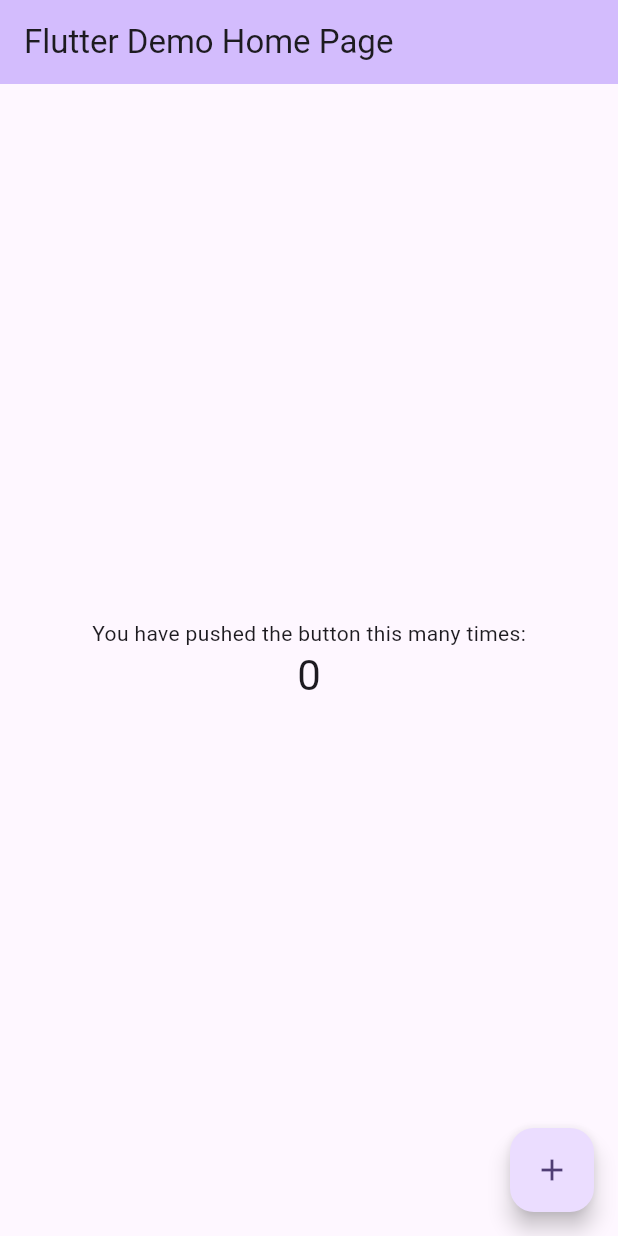
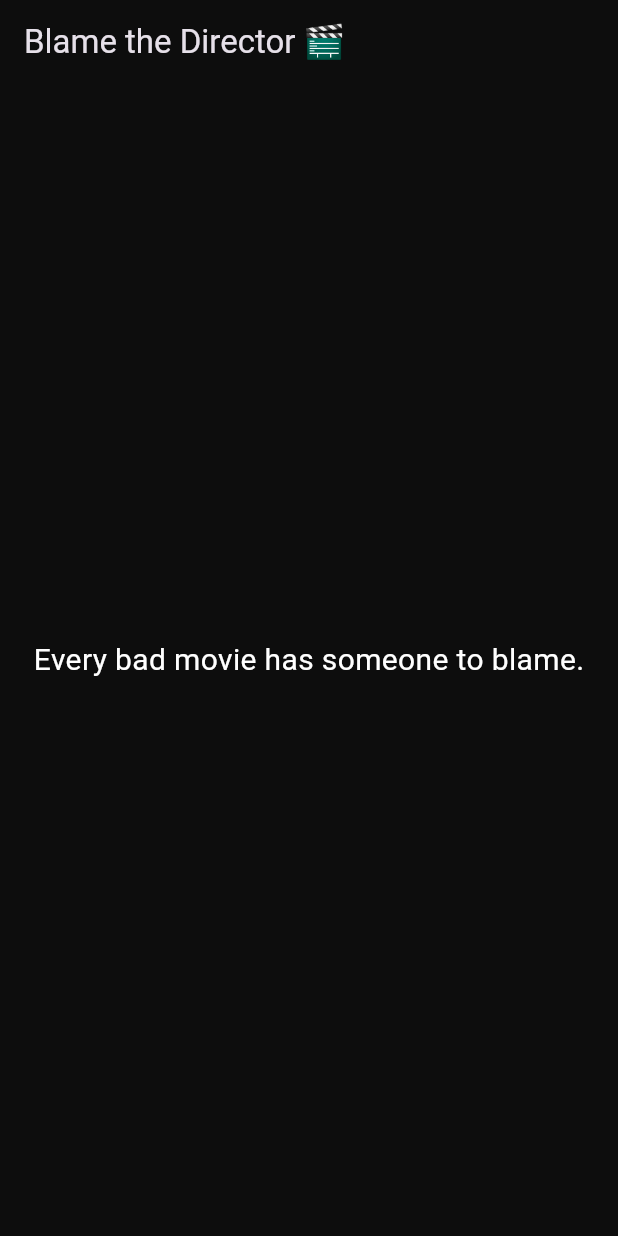
Before and after one commit to YordanosBisrat/Blame-the-Director, a Flutter app: the screen it shows after launch, on a phone screen of 412 x 824 dp. Run offline on Flutter 3.47's test engine with Material 3 defaults, Android fonts, the phone set to English and light mode, and no system bars.

Commit message:
Setup app theme and project structure

```diff
--- a/lib/main.dart
+++ b/lib/main.dart
@@ -1,121 +1,40 @@
 import 'package:flutter/material.dart';
 
 void main() {
-  runApp(const MyApp());
+  runApp(const BlameTheDirectorApp());
 }
 
-class MyApp extends StatelessWidget {
-  const MyApp({super.key});
+class BlameTheDirectorApp extends StatelessWidget {
+  const BlameTheDirectorApp({super.key});
 
-  // This widget is the root of your application.
   @override
   Widget build(BuildContext context) {
     return MaterialApp(
-      title: 'Flutter Demo',
-      theme: ThemeData(
-        // This is the theme of your application.
-        //
-        // TRY THIS: Try running your application with "flutter run". You'll see
-        // the application has a purple toolbar. Then, without quitting the app,
-        // try changing the seedColor in the colorScheme below to Colors.green
-        // and then invoke "hot reload" (save your changes or press the "hot
-        // reload" button in a Flutter-supported IDE, or press "r" if you used
-        // the command line to start the app).
-        //
-        // Notice that the counter didn't reset back to zero; the application
-        // state is not lost during the reload. To reset the state, use hot
-        // restart instead.
-        //
-        // This works for code too, not just values: Most code changes can be
-        // tested with just a hot reload.
-        colorScheme: .fromSeed(seedColor: Colors.deepPurple),
+      debugShowCheckedModeBanner: false,
+      title: 'Blame the Director',
+      theme: ThemeData.dark().copyWith(
+        scaffoldBackgroundColor: const Color(0xFF0D0D0D),
       ),
-      home: const MyHomePage(title: 'Flutter Demo Home Page'),
+      home: const HomePage(),
     );
   }
 }
 
-class MyHomePage extends StatefulWidget {
-  const MyHomePage({super.key, required this.title});
-
-  // This widget is the home page of your application. It is stateful, meaning
-  // that it has a State object (defined below) that contains fields that affect
-  // how it looks.
-
-  // This class is the configuration for the state. It holds the values (in this
-  // case the title) provided by the parent (in this case the App widget) and
-  // used by the build method of the State. Fields in a Widget subclass are
-  // always marked "final".
-
-  final String title;
-
-  @override
-  State<MyHomePage> createState() => _MyHomePageState();
-}
-
-class _MyHomePageState extends State<MyHomePage> {
-  int _counter = 0;
-
-  void _incrementCounter() {
-    setState(() {
-      // This call to setState tells the Flutter framework that something has
-      // changed in this State, which causes it to rerun the build method below
-      // so that the display can reflect the updated values. If we changed
-      // _counter without calling setState(), then the build method would not be
-      // called again, and so nothing would appear to happen.
-      _counter++;
-    });
-  }
+class HomePage extends StatelessWidget {
+  const HomePage({super.key});
 
   @override
   Widget build(BuildContext context) {
-    // This method is rerun every time setState is called, for instance as done
-    // by the _incrementCounter method above.
-    //
-    // The Flutter framework has been optimized to make rerunning build methods
-    // fast, so that you can just rebuild anything that needs updating rather
-    // than having to individually change instances of widgets.
     return Scaffold(
       appBar: AppBar(
-        // TRY THIS: Try changing the color here to a specific color (to
-        // Colors.amber, perhaps?) and trigger a hot reload to see the AppBar
-        // change color while the other colors stay the same.
-        backgroundColor: Theme.of(context).colorScheme.inversePrimary,
-        // Here we take the value from the MyHomePage object that was created by
-        // the App.build method, and use it to set our appbar title.
-        title: Text(widget.title),
+        title: const Text('Blame the Director 🎬'),
+        backgroundColor: Colors.transparent,
       ),
-      body: Center(
-        // Center is a layout widget. It takes a single child and positions it
-        // in the middle of the parent.
-        child: Column(
-          // Column is also a layout widget. It takes a list of children and
-          // arranges them vertically. By default, it sizes itself to fit its
-          // children horizontally, and tries to be as tall as its parent.
-          //
-          // Column has various properties to control how it sizes itself and
-          // how it positions its children. Here we use mainAxisAlignment to
-          // center the children vertically; the main axis here is the vertical
-          // axis because Columns are vertical (the cross axis would be
-          // horizontal).
-          //
-          // TRY THIS: Invoke "debug painting" (choose the "Toggle Debug Paint"
-          // action in the IDE, or press "p" in the console), to see the
-          // wireframe for each widget.
-          mainAxisAlignment: .center,
-          children: [
-            const Text('You have pushed the button this many times:'),
-            Text(
-              '$_counter',
-              style: Theme.of(context).textTheme.headlineMedium,
-            ),
-          ],
+      body: const Center(
+        child: Text(
+          'Every bad movie has someone to blame.',
+          style: TextStyle(fontSize: 20, color: Colors.white),
         ),
-      ),
-      floatingActionButton: FloatingActionButton(
-        onPressed: _incrementCounter,
-        tooltip: 'Increment',
-        child: const Icon(Icons.add),
       ),
     );
   }
```
Also changed, not shown: pubspec.yaml (+7 -0 lines), 1 other file.
